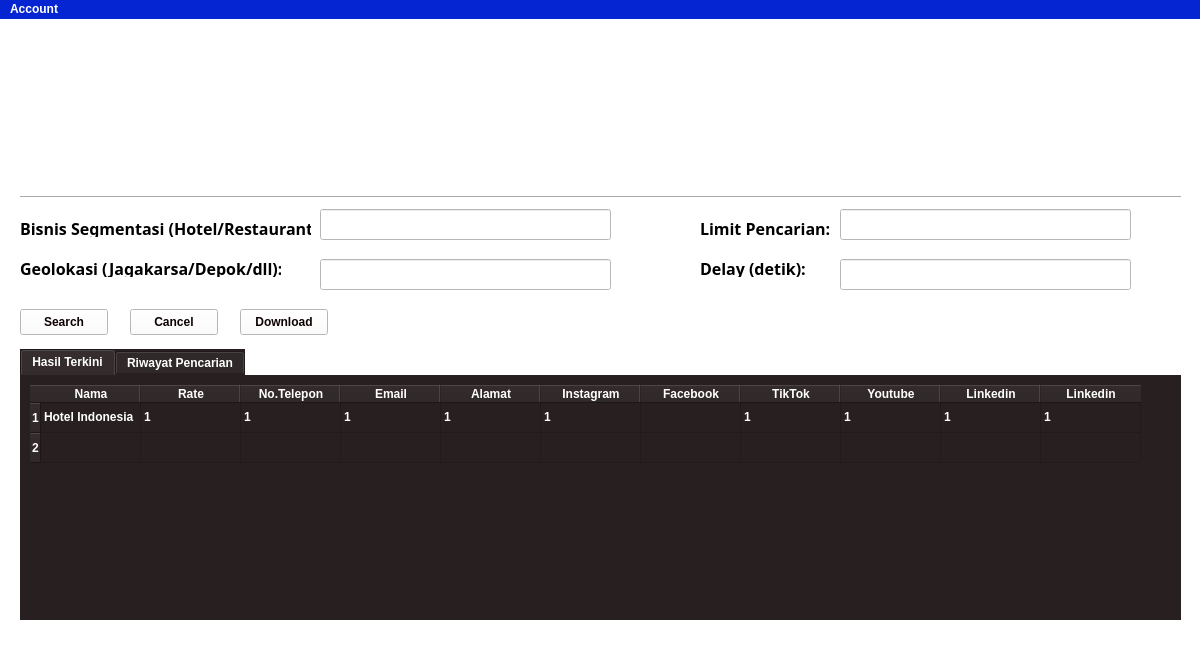
This is form.ui in RP-Guruh/lead_generator_py_qt as Qt 5 draws it before an edit. The edited form follows.
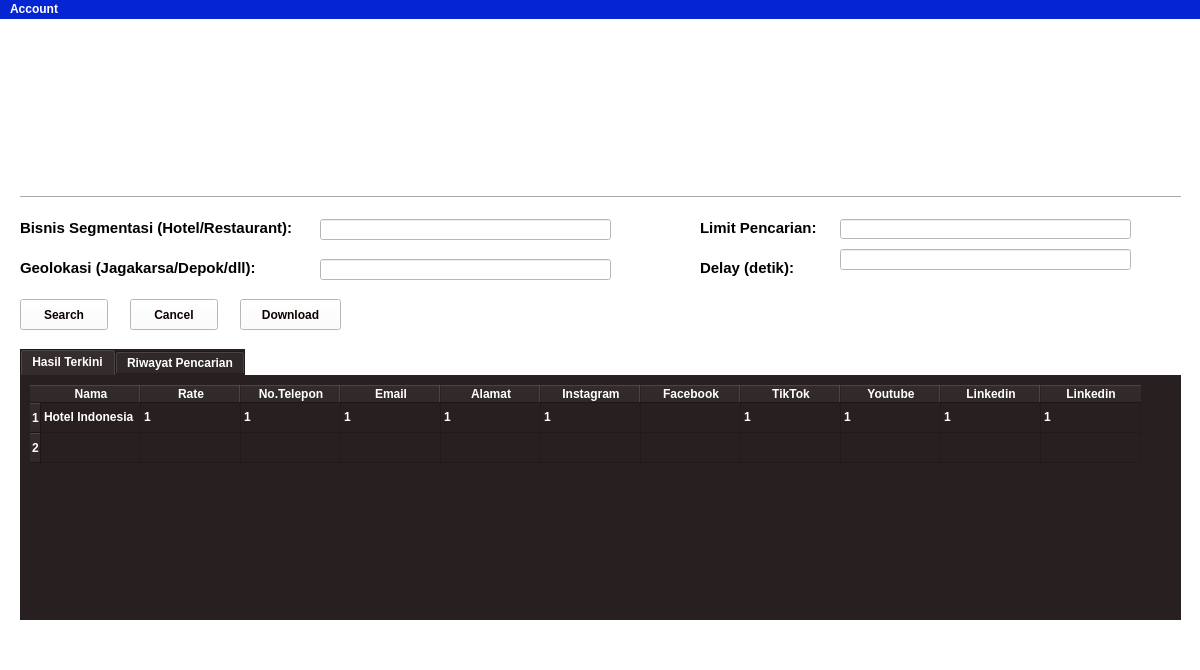
This is the edited form. Icons and pictures are not drawn.

Diff of the .ui file:
```diff
--- a/form.ui
+++ b/form.ui
@@ -70,14 +70,14 @@
      <rect>
       <x>20</x>
       <y>200</y>
-      <width>291</width>
+      <width>271</width>
       <height>18</height>
      </rect>
     </property>
     <property name="font">
      <font>
-      <family>Ubuntu Sans</family>
-      <pointsize>12</pointsize>
+      <family>Segoe UI</family>
+      <pointsize>11</pointsize>
       <bold>true</bold>
      </font>
     </property>
@@ -93,9 +93,9 @@
     <property name="geometry">
      <rect>
       <x>320</x>
-      <y>190</y>
+      <y>200</y>
       <width>291</width>
-      <height>31</height>
+      <height>21</height>
      </rect>
     </property>
     <property name="styleSheet">
@@ -113,8 +113,8 @@
     </property>
     <property name="font">
      <font>
-      <family>Ubuntu Sans</family>
-      <pointsize>12</pointsize>
+      <family>Segoe UI</family>
+      <pointsize>11</pointsize>
       <bold>true</bold>
      </font>
     </property>
@@ -130,9 +130,9 @@
     <property name="geometry">
      <rect>
       <x>840</x>
-      <y>190</y>
+      <y>200</y>
       <width>291</width>
-      <height>31</height>
+      <height>20</height>
      </rect>
     </property>
     <property name="styleSheet">
@@ -150,8 +150,8 @@
     </property>
     <property name="font">
      <font>
-      <family>Ubuntu Sans</family>
-      <pointsize>12</pointsize>
+      <family>Segoe UI</family>
+      <pointsize>11</pointsize>
       <bold>true</bold>
      </font>
     </property>
@@ -174,8 +174,8 @@
     </property>
     <property name="font">
      <font>
-      <family>Ubuntu Sans</family>
-      <pointsize>12</pointsize>
+      <family>Segoe UI</family>
+      <pointsize>11</pointsize>
       <bold>true</bold>
      </font>
     </property>
@@ -193,7 +193,7 @@
       <x>320</x>
       <y>240</y>
       <width>291</width>
-      <height>31</height>
+      <height>21</height>
      </rect>
     </property>
     <property name="styleSheet">
@@ -204,9 +204,9 @@
     <property name="geometry">
      <rect>
       <x>840</x>
-      <y>240</y>
+      <y>230</y>
       <width>291</width>
-      <height>31</height>
+      <height>21</height>
      </rect>
     </property>
     <property name="styleSheet">
@@ -217,9 +217,9 @@
     <property name="geometry">
      <rect>
       <x>20</x>
-      <y>290</y>
+      <y>280</y>
       <width>88</width>
-      <height>26</height>
+      <height>31</height>
      </rect>
     </property>
     <property name="styleSheet">
@@ -235,9 +235,9 @@
     <property name="geometry">
      <rect>
       <x>130</x>
-      <y>290</y>
+      <y>280</y>
       <width>88</width>
-      <height>26</height>
+      <height>31</height>
      </rect>
     </property>
     <property name="styleSheet">
@@ -249,24 +249,6 @@
      <string>Cancel</string>
     </property>
    </widget>
-   <widget class="QPushButton" name="pushButton_3">
-    <property name="geometry">
-     <rect>
-      <x>240</x>
-      <y>290</y>
-      <width>88</width>
-      <height>26</height>
-     </rect>
-    </property>
-    <property name="styleSheet">
-     <string notr="true">color:black;
-color: rgb(14, 1, 1);
-font-weight:bold;</string>
-    </property>
-    <property name="text">
-     <string>Download</string>
-    </property>
-   </widget>
    <widget class="QTabWidget" name="tabWidget">
     <property name="geometry">
      <rect>
@@ -430,6 +412,24 @@
      </attribute>
     </widget>
    </widget>
+   <widget class="QPushButton" name="btnDownload">
+    <property name="geometry">
+     <rect>
+      <x>240</x>
+      <y>280</y>
+      <width>101</width>
+      <height>31</height>
+     </rect>
+    </property>
+    <property name="styleSheet">
+     <string notr="true">color:black;
+color: rgb(14, 1, 1);
+font-weight:bold;</string>
+    </property>
+    <property name="text">
+     <string>Download</string>
+    </property>
+   </widget>
   </widget>
   <widget class="QMenuBar" name="menubar">
    <property name="geometry">
```
Left out of the diff: 14 changed lines with no effect on the pictures.
